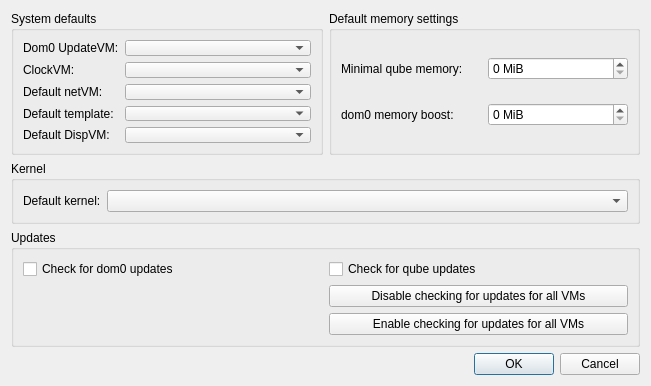
First picture: the form in ui/globalsettingsdlg.ui, repository QubesOS/qubes-manager, before the edit.
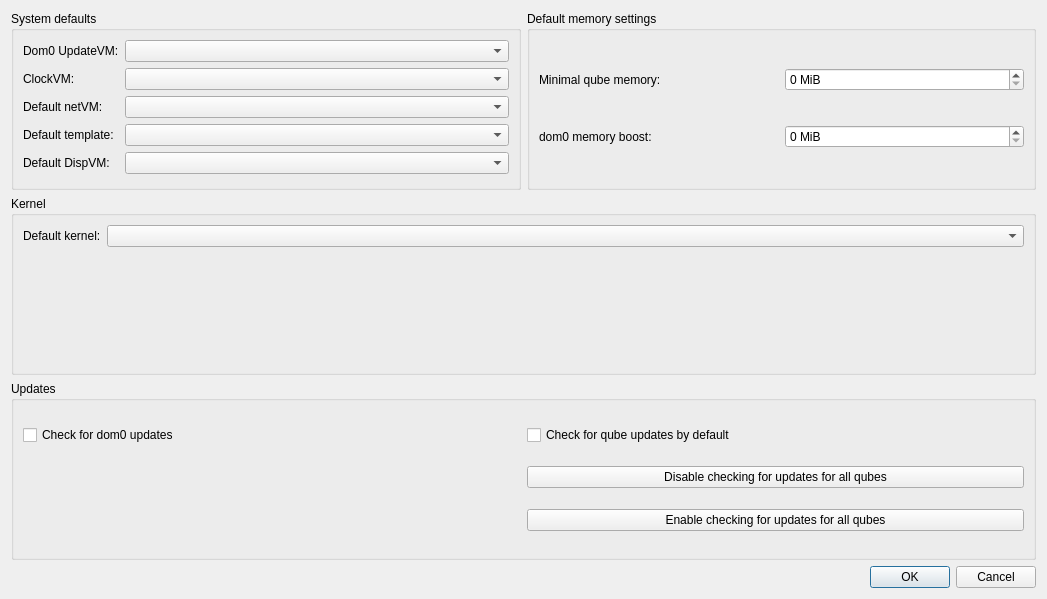
Second picture: the form after the edit.

Commit message:
Improved descriptions in Global Settings window
Makes clear that check_updates_vm is just the default for new VMs and
replaces some more instances of VM with qube. (Note: the size change
is deliberate)

fixes QubesOS/qubes-issues#3732

Diff of the .ui file:
```diff
--- a/ui/globalsettingsdlg.ui
+++ b/ui/globalsettingsdlg.ui
@@ -6,8 +6,8 @@
    <rect>
     <x>0</x>
     <y>0</y>
-    <width>651</width>
-    <height>386</height>
+    <width>1047</width>
+    <height>599</height>
    </rect>
   </property>
   <property name="windowTitle">
@@ -212,7 +212,7 @@
       <item row="1" column="1">
        <widget class="QPushButton" name="disable_updates_all">
         <property name="text">
-         <string>Disable checking for updates for all VMs</string>
+         <string>Disable checking for updates for all qubes</string>
         </property>
        </widget>
       </item>
@@ -232,14 +232,14 @@
          <string>Unknown current state</string>
         </property>
         <property name="text">
-         <string>Check for qube updates</string>
+         <string>Check for qube updates by default</string>
         </property>
        </widget>
       </item>
       <item row="2" column="1">
        <widget class="QPushButton" name="enable_updates_all">
         <property name="text">
-         <string>Enable checking for updates for all VMs</string>
+         <string>Enable checking for updates for all qubes</string>
         </property>
        </widget>
       </item>
```
Left out of the diff: 2 changed lines with no effect on the pictures.
